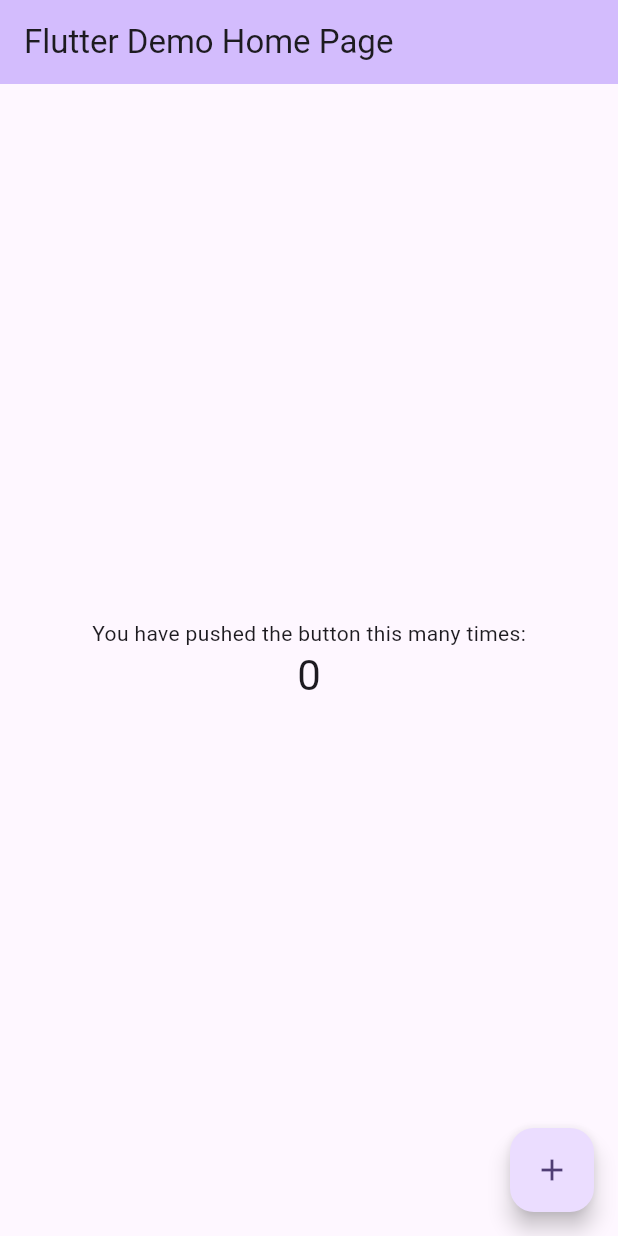
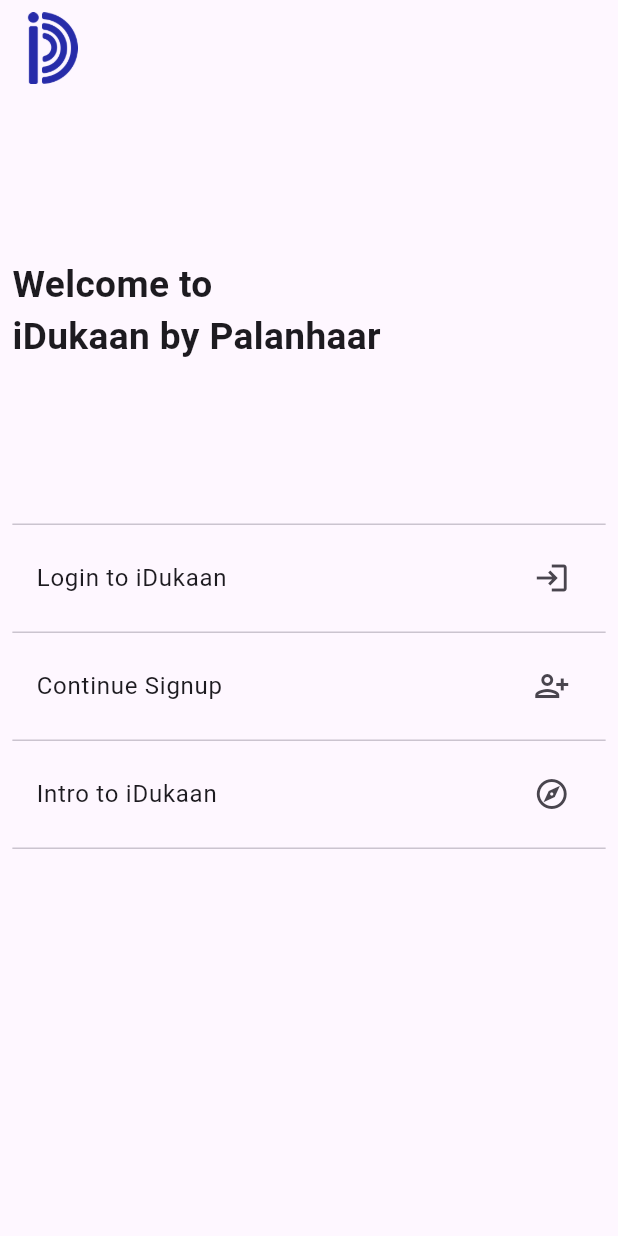
Before and after one commit to vm-palanhaar/idukaan, a Flutter app: the screen it shows after launch, on a phone screen of 412 x 824 dp. Run offline on Flutter 3.47's test engine with Material 2 defaults, Android fonts, the phone set to English and light mode, and no system bars; our stand-ins replace go_router.

Commit message:
init screen done and intro screen pending

```diff
--- /dev/null
+++ b/lib/controller/router_config.dart
@@ -0,0 +1,16 @@
+import 'package:flutter/material.dart';
+import 'package:go_router/go_router.dart';
+import 'package:idukaan/view/init_screen.dart';
+
+final GoRouter routerConfig = GoRouter(
+  initialLocation: '/idukaan',
+  routes: <RouteBase>[
+    GoRoute(
+      path: '/idukaan',
+      builder: (BuildContext context, GoRouterState state) {
+        return const InitScreen();
+      },
+      routes: const <RouteBase>[],
+    ),
+  ],
+);
--- a/lib/main.dart
+++ b/lib/main.dart
@@ -1,37 +1,22 @@
 import 'package:flutter/material.dart';
+import 'package:idukaan/controller/router_config.dart';
 
 void main() {
-  runApp(const MyApp());
+  runApp(const IDukaan());
 }
 
-class MyApp extends StatelessWidget {
-  const MyApp({super.key});
+class IDukaan extends StatelessWidget {
+  const IDukaan({super.key});
 
-  // This widget is the root of your application.
   @override
   Widget build(BuildContext context) {
-    return MaterialApp(
-      title: 'Flutter Demo',
+    return MaterialApp.router(
+      title: 'iDukaan',
       theme: ThemeData(
-        // This is the theme of your application.
-        //
-        // TRY THIS: Try running your application with "flutter run". You'll see
-        // the application has a blue toolbar. Then, without quitting the app,
-        // try changing the seedColor in the colorScheme below to Colors.green
-        // and then invoke "hot reload" (save your changes or press the "hot
-        // reload" button in a Flutter-supported IDE, or press "r" if you used
-        // the command line to start the app).
-        //
-        // Notice that the counter didn't reset back to zero; the application
-        // state is not lost during the reload. To reset the state, use hot
-        // restart instead.
-        //
-        // This works for code too, not just values: Most code changes can be
-        // tested with just a hot reload.
         colorScheme: ColorScheme.fromSeed(seedColor: Colors.deepPurple),
         useMaterial3: true,
       ),
-      home: const MyHomePage(title: 'Flutter Demo Home Page'),
+      routerConfig: routerConfig,
     );
   }
 }
--- /dev/null
+++ b/lib/model/init/init_data.dart
@@ -0,0 +1,24 @@
+import 'package:flutter/material.dart';
+
+enum InitData {
+  login(
+    icon: Icons.login_outlined,
+    name: 'Login to iDukaan',
+  ),
+  signUp(
+    icon: Icons.person_add_alt,
+    name: 'Continue Signup',
+  ),
+  intro(
+    icon: Icons.explore_outlined,
+    name: 'Intro to iDukaan',
+  );
+
+  const InitData({
+    required this.icon,
+    required this.name,
+  });
+
+  final IconData icon;
+  final String name;
+}
--- /dev/null
+++ b/lib/model/intro/intro_data.dart
@@ -0,0 +1,17 @@
+import 'package:flutter/material.dart';
+import 'package:idukaan/model/intro/intro_mdl.dart';
+
+final intoData = [
+  IntroMdl(
+    image: const AssetImage('assets/images/intro/manage_business.jpg'),
+    feature: 'Manage business, close/open shop at any time',
+  ),
+  IntroMdl(
+    image: const AssetImage('assets/images/intro/manage_employees.jpg'),
+    feature: 'Manage employees/staffs',
+  ),
+  IntroMdl(
+    image: const AssetImage('assets/images/intro/advertise_business.jpg'),
+    feature: 'Promote shop/stall to your potential customers',
+  ),
+];
--- /dev/null
+++ b/lib/model/intro/intro_mdl.dart
@@ -0,0 +1,12 @@
+import 'package:flutter/material.dart';
+import 'package:flutter/cupertino.dart';
+
+class IntroMdl {
+  final AssetImage image;
+  final String feature;
+
+  IntroMdl({
+    required this.image,
+    required this.feature,
+  });
+}
--- /dev/null
+++ b/lib/view/init_screen.dart
@@ -0,0 +1,62 @@
+import 'package:flutter/material.dart';
+import 'package:idukaan/model/init/init_data.dart';
+import 'package:idukaan/view/util/margins.dart';
+import 'package:idukaan/view/util/texts.dart';
+
+class InitScreen extends StatelessWidget {
+  const InitScreen({super.key});
+
+  @override
+  Widget build(BuildContext context) {
+    return SafeArea(
+      child: Scaffold(
+        appBar: AppBar(
+          leading: Container(
+            margin: EdgeInsets.only(
+              top: MediaQuery.of(context).size.height * 0.01,
+            ),
+            child: const Image(
+              image: AssetImage('assets/images/idukaan.png'),
+            ),
+          ),
+        ),
+        body: Container(
+          margin: screenMargin(context),
+          child: Column(
+            crossAxisAlignment: CrossAxisAlignment.start,
+            children: [
+              const Spacer(),
+              boldSizeText(
+                text: 'Welcome to\niDukaan by Palanhaar',
+                size: MediaQuery.of(context).size.height * 0.03,
+              ),
+              const Spacer(),
+              const Divider(),
+              ListTile(
+                title: Text(InitData.login.name),
+                trailing: Icon(InitData.login.icon),
+              ),
+              const Divider(),
+              ListTile(
+                title: Text(InitData.signUp.name),
+                trailing: Icon(InitData.signUp.icon),
+              ),
+              const Divider(),
+              ListTile(
+                title: Text(InitData.intro.name),
+                trailing: Icon(InitData.intro.icon),
+              ),
+              const Divider(),
+              const Spacer(),
+              boldSizeText(
+                text: '',
+                size: MediaQuery.of(context).size.height * 0.03,
+              ),
+              const Spacer(),
+            ],
+          ),
+        ),
+      ),
+    );
+  }
+}
--- /dev/null
+++ b/lib/view/intro/intro_screen.dart
@@ -0,0 +1,10 @@
+import 'package:flutter/material.dart';
+
+class IntroScreen extends StatelessWidget {
+  const IntroScreen({super.key});
+
+  @override
+  Widget build(BuildContext context) {
+    return const Placeholder();
+  }
+}
--- /dev/null
+++ b/lib/view/util/margins.dart
@@ -0,0 +1,21 @@
+import 'package:flutter/material.dart';
+
+EdgeInsets screenMargin(BuildContext context) {
+  return EdgeInsets.symmetric(
+    horizontal: MediaQuery.of(context).size.width * 0.02,
+    vertical: MediaQuery.of(context).size.height * 0.02,
+  );
+}
+
+EdgeInsets buttonMargin(BuildContext context) {
+  return EdgeInsets.symmetric(
+    vertical: MediaQuery.of(context).size.height * 0.03,
+  );
+}
+
+EdgeInsets textFieldMargin(BuildContext context) {
+  return EdgeInsets.symmetric(
+    vertical: MediaQuery.of(context).size.height * 0.01,
+    horizontal: MediaQuery.of(context).size.width * 0.01,
+  );
+}
--- /dev/null
+++ b/lib/view/util/texts.dart
@@ -0,0 +1,20 @@
+import 'package:flutter/material.dart';
+
+Text boldText({required String text}) {
+  return Text(
+    text,
+    style: const TextStyle(
+      fontWeight: FontWeight.bold,
+    ),
+  );
+}
+
+Text boldSizeText({required String text, required double size}) {
+  return Text(
+    text,
+    style: TextStyle(
+      fontWeight: FontWeight.bold,
+      fontSize: size,
+    ),
+  );
+}
--- a/pubspec.yaml
+++ b/pubspec.yaml
@@ -12,6 +12,7 @@ dependencies:
   flutter:
     sdk: flutter
   cupertino_icons: ^1.0.2
+  go_router: ^10.1.2
 
 dev_dependencies:
   flutter_test:
@@ -20,3 +21,6 @@ dev_dependencies:
 
 flutter:
   uses-material-design: true
+  assets:
+    - assets/images/
+    - assets/images/intro/
```
Also changed, not shown: assets/images/idukaan.png (added), assets/images/intro/advertise_business.jpg (added), assets/images/intro/manage_business.jpg (added), assets/images/intro/manage_employees.jpg (added), pubspec.lock, 1 other file.
